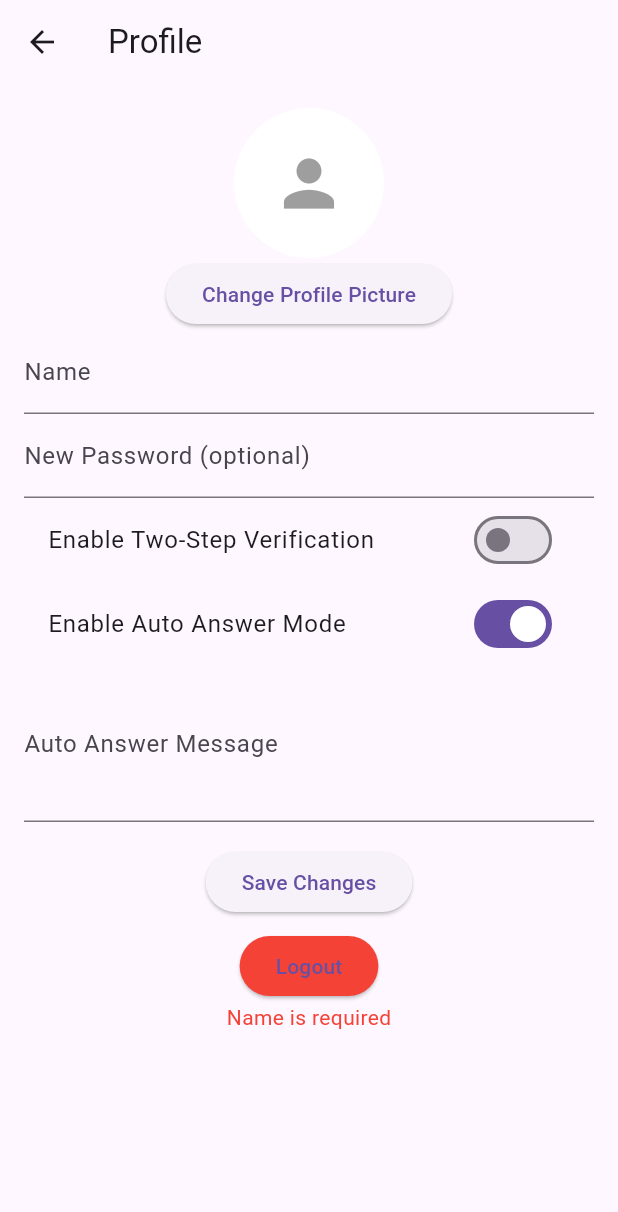
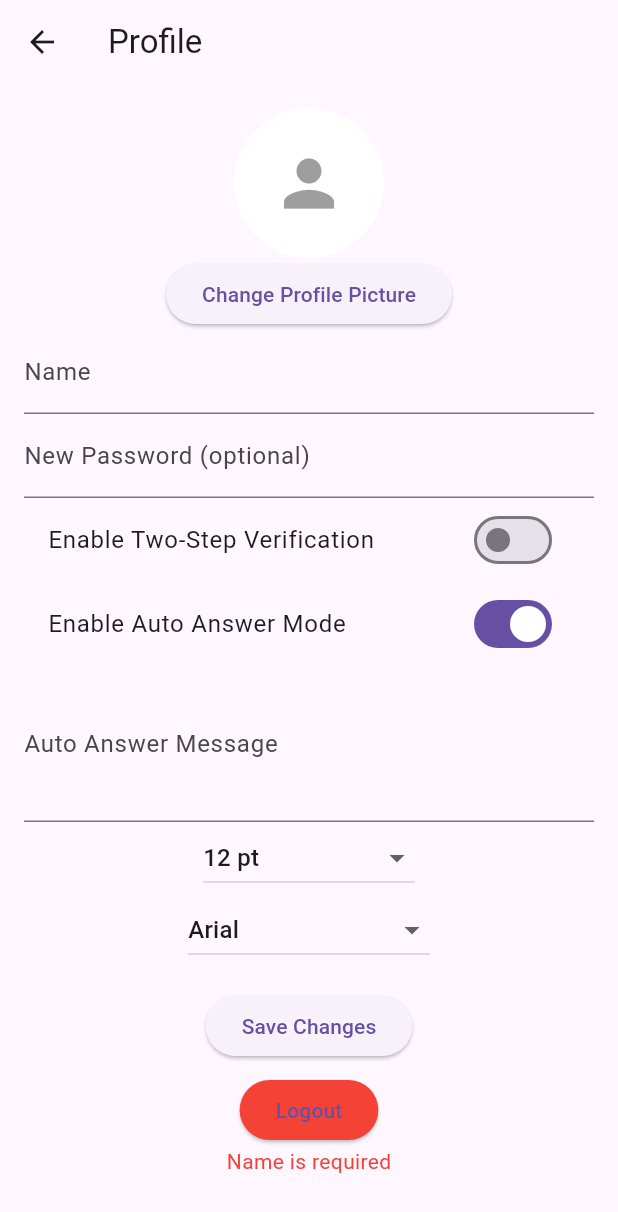
Before and after one commit to KhoaiLangChien404/SIMULATED_EMAIL_SERVICE_APPLICATION, a Flutter app: the ProfileScreen screen opened directly with empty values, after a tap on "Enable Auto Answer Mode", after a tap on "Save Changes", on a phone screen of 412 x 824 dp. Shown: the top 1212 px of the screen. Run offline on Flutter 3.47's test engine with Material 3 defaults, Android fonts, the phone set to English and light mode, and no system bars; our stand-ins replace file_picker, image_picker, shared_preferences; missing offline and left inert: dart:html, flutter_pdfview, flutter_quill; accounts and stored records are empty; network calls fail.

Commit message:
Add profile text setting 80%

```diff
--- a/client/lib/screens/profile_screen.dart
+++ b/client/lib/screens/profile_screen.dart
@@ -18,12 +18,14 @@ class ProfileScreen extends StatefulWidget {
 class _ProfileScreenState extends State<ProfileScreen> {
   final _nameController = TextEditingController();
   final _passwordController = TextEditingController();
-  final _autoAnswerController = TextEditingController(); // Controller cho nội dung Auto Answer
+  final _autoAnswerController = TextEditingController();
   XFile? _image;
   String? _profilePicUrl;
   bool _twoFaEnabled = false;
-  bool _autoAnswerEnabled = false; // Biến trạng thái cho Auto Answer Mode
-  String _autoAnswerMessage = '';  // Nội dung phản hồi tự động
+  bool _autoAnswerEnabled = false;
+  String _autoAnswerMessage = '';
+  int _defaultFontSize = 12; // Giá trị mặc định cho font size
+  String _defaultFontFamily = 'Arial'; // Giá trị mặc định cho font family
   String _error = '';
   bool _isLoading = false;
   final String _baseUrl = 'http://localhost:3000';
@@ -48,10 +50,12 @@ class _ProfileScreenState extends State<ProfileScreen> {
         setState(() {
           _nameController.text = data['name'] ?? '';
           _profilePicUrl = data['profilePic'];
-          _twoFaEnabled = (data['twoFaEnabled'] == 1 || data['twoFaEnabled'] == true) ? true : false;
-          _autoAnswerEnabled = (data['autoAnswerEnabled'] == 1 || data['autoAnswerEnabled'] == true) ? true : false;
+          _twoFaEnabled = (data['twoFaEnabled'] == 1 || data['twoFaEnabled'] == true);
+          _autoAnswerEnabled = (data['autoAnswerEnabled'] == 1 || data['autoAnswerEnabled'] == true);
           _autoAnswerMessage = data['autoAnswerMessage'] ?? '';
           _autoAnswerController.text = _autoAnswerMessage;
+          _defaultFontSize = data['defaultFontSize'] ?? 12;
+          _defaultFontFamily = data['defaultFontFamily'] ?? 'Arial';
           _isLoading = false;
         });
       } else {
@@ -103,8 +107,10 @@ class _ProfileScreenState extends State<ProfileScreen> {
       request.headers['Authorization'] = 'Bearer ${widget.token}';
       request.fields['name'] = _nameController.text;
       request.fields['twoFaEnabled'] = _twoFaEnabled.toString();
-      request.fields['autoAnswerEnabled'] = _autoAnswerEnabled.toString(); // Thêm trạng thái Auto Answer
-      request.fields['autoAnswerMessage'] = _autoAnswerMessage; // Thêm nội dung phản hồi tự động
+      request.fields['autoAnswerEnabled'] = _autoAnswerEnabled.toString();
+      request.fields['autoAnswerMessage'] = _autoAnswerMessage;
+      request.fields['defaultFontSize'] = _defaultFontSize.toString();
+      request.fields['defaultFontFamily'] = _defaultFontFamily;
       if (_passwordController.text.isNotEmpty) {
         request.fields['password'] = _passwordController.text;
       }
@@ -134,13 +140,13 @@ class _ProfileScreenState extends State<ProfileScreen> {
           _profilePicUrl = updatedData['profilePic'];
           _isLoading = false;
         });
-        final updatedName = _nameController.text;
-        print('Profile updated successfully: ${response.body}');
         Navigator.pop(context, {
-          'name': updatedName,
+          'name': _nameController.text,
           'profilePic': updatedData['profilePic'],
           'autoAnswerEnabled': updatedData['autoAnswerEnabled'] == 1 || updatedData['autoAnswerEnabled'] == true,
           'autoAnswerMessage': updatedData['autoAnswerMessage'] ?? '',
+          'defaultFontSize': updatedData['defaultFontSize'] ?? 12,
+          'defaultFontFamily': updatedData['defaultFontFamily'] ?? 'Arial',
         });
       } else {
         setState(() {
@@ -228,7 +234,7 @@ class _ProfileScreenState extends State<ProfileScreen> {
                       value: _autoAnswerEnabled,
                       onChanged: (value) {
                         setState(() {
-                          _autoAnswerEnabled = value;
+                          _autoAnswerEnabled = value ?? false;
                           if (!_autoAnswerEnabled) {
                             _autoAnswerMessage = '';
                             _autoAnswerController.clear();
@@ -246,6 +252,40 @@ class _ProfileScreenState extends State<ProfileScreen> {
                         ),
                         maxLines: 3,
                       ),
+                    DropdownButton<int>(
+                      value: _defaultFontSize,
+                      hint: Text('Select Font Size'),
+                      items: List.generate(29, (index) => 8 + index)
+                          .map((size) => DropdownMenuItem<int>(
+                                value: size,
+                                child: Text('$size pt'),
+                              ))
+                          .toList(),
+                      onChanged: (value) {
+                        if (value != null) {
+                          setState(() {
+                            _defaultFontSize = value;
+                          });
+                        }
+                      },
+                    ),
+                    DropdownButton<String>(
+                      value: _defaultFontFamily,
+                      hint: Text('Select Font Family'),
+                      items: ['Arial', 'Times New Roman', 'Courier New', 'Helvetica', 'Verdana']
+                          .map((font) => DropdownMenuItem<String>(
+                                value: font,
+                                child: Text(font),
+                              ))
+                          .toList(),
+                      onChanged: (value) {
+                        if (value != null) {
+                          setState(() {
+                            _defaultFontFamily = value;
+                          });
+                        }
+                      },
+                    ),
                     SizedBox(height: 16),
                     ElevatedButton(onPressed: _updateProfile, child: Text('Save Changes')),
                     SizedBox(height: 8),
```
Also changed, not shown: client/lib/screens/compose_email_screen.dart (+74 -5 lines), client/lib/screens/home_screen.dart (+15 -1 lines), 2 other files.
